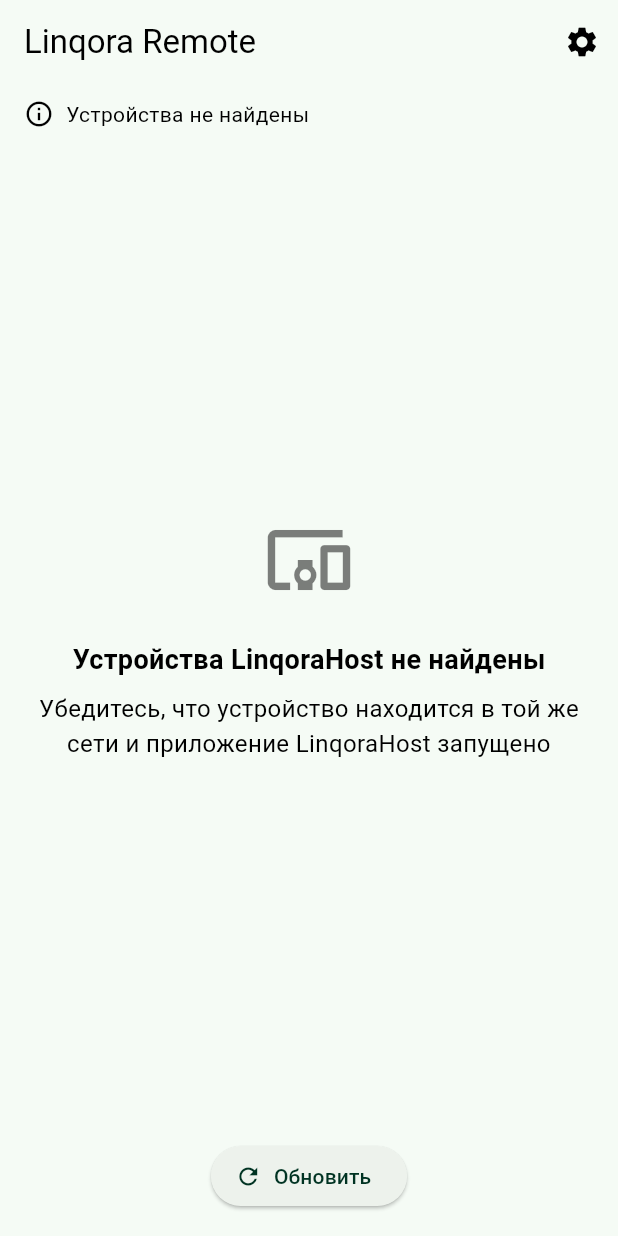
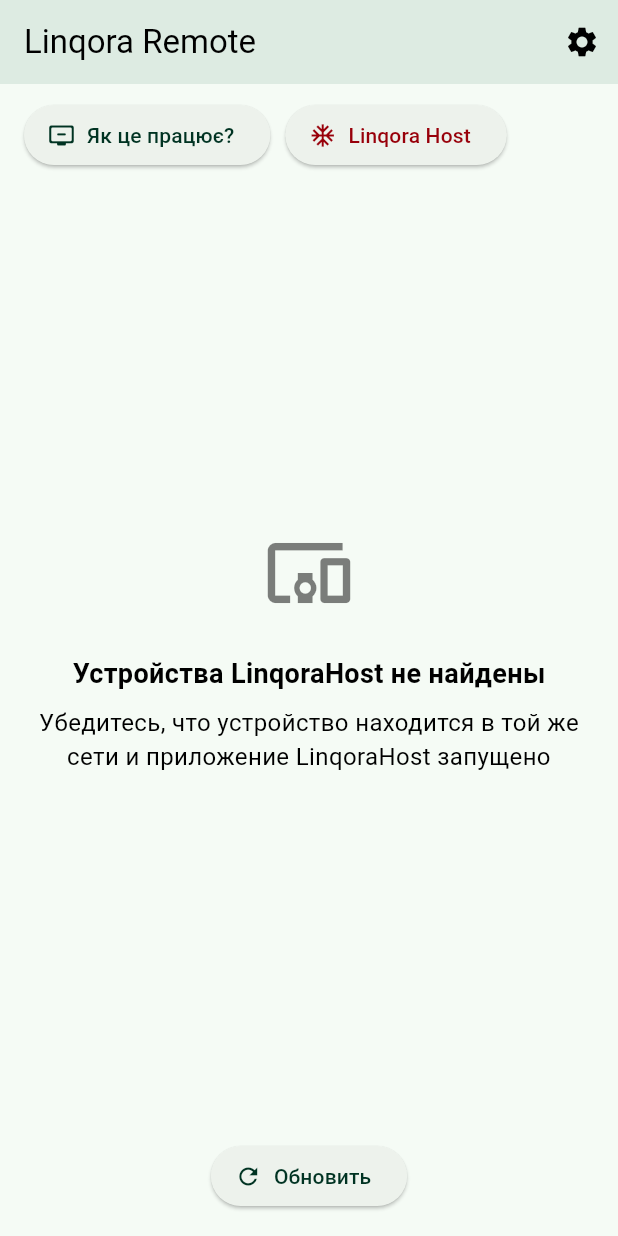
Before and after one commit to pasichDev/linqora, a Flutter app: the screen it shows after launch, on a phone screen of 412 x 824 dp. Run offline on Flutter 3.47's test engine with Material 3 defaults, Android fonts, the phone set to English and light mode, and no system bars; our stand-ins replace connectivity_plus, device_info_plus, fl_chart, flutter_local_notifications, get, get_storage and 4 more; missing offline and left inert: flutter_background_service; statements that could not run were skipped.

Commit message:
Added WIFI connection tracking. FAQ/UrlHandler

```diff
--- /dev/null
+++ b/linqoraremote/lib/core/constants/urls.dart
@@ -0,0 +1,6 @@
+const String howItWorks = "https://github.com/pasichDev/linqora-host";
+const String getLinqoraHost = "https://github.com/pasichDev/linqora-host";
+const String supportLinqora = "https://github.com/pasichDev/linqora-host";
+const String sendFeedback = "https://github.com/pasichDev/linqora-host";
+const String privacy = "https://github.com/pasichDev/linqora-host";
+const String docs = "https://github.com/pasichDev/linqora-host";
--- a/linqoraremote/lib/presentation/pages/device_auth_page.dart
+++ b/linqoraremote/lib/presentation/pages/device_auth_page.dart
@@ -3,6 +3,9 @@
 import 'package:linqoraremote/presentation/controllers/auth_controller.dart';
 import 'package:linqoraremote/presentation/widgets/app_bar.dart';
 import 'package:loading_animation_widget/loading_animation_widget.dart';
+
+import '../../core/constants/urls.dart';
+import '../../core/utils/lauch_url.dart';
 
 class DeviceAuthPage extends StatefulWidget {
   const DeviceAuthPage({super.key});
@@ -18,9 +21,6 @@
   void initState() {
     super.initState();
     authController = Get.find<AuthController>();
-    WidgetsBinding.instance.addPostFrameCallback(
-      (_) => authController.startDiscovery(),
-    );
   }
 
   @override
@@ -32,11 +32,21 @@
           padding: const EdgeInsets.symmetric(horizontal: 16.0),
           child: Column(
             children: [
-              _buildStatusBar(),
+              SizedBox(height: 10),
+              Obx(() {
+                return authController.authStatus.value !=
+                            AuthStatus.pendingAuth &&
+                        authController.authStatus.value != AuthStatus.connecting
+                    ? _buildFAQ()
+                    : SizedBox.shrink();
+              }),
+
               SizedBox(height: 10),
               Expanded(
                 child: Obx(() {
                   switch (authController.authStatus.value) {
+                    case AuthStatus.noWifi:
+                      return _buildNoWifi();
                     case AuthStatus.pendingAuth:
                       return _buildAuthPendingView();
                     case AuthStatus.connecting:
@@ -51,7 +61,11 @@
                   }
                 }),
               ),
-              _buildActionButton(),
+              Obx(() {
+                return authController.isWifiConnections.value
+                    ? _buildActionButton()
+                    : SizedBox.shrink();
+              }),
             ],
           ),
         ),
@@ -59,38 +73,55 @@
     );
   }
 
-  Widget _buildStatusBar() {
-    return Obx(() {
-      if (authController.statusMessage.value.isNotEmpty) {
-        return Container(
-          padding: const EdgeInsets.symmetric(vertical: 10, horizontal: 0),
-          decoration: BoxDecoration(borderRadius: BorderRadius.circular(8)),
-          child: Row(
+  Widget _buildNoWifi() {
+    return Center(
+      child: Column(
+        mainAxisAlignment: MainAxisAlignment.center,
         children: [
           Icon(
-                authController.authStatus.value == AuthStatus.scanning
-                    ? Icons.search
-                    : authController.authStatus.value == AuthStatus.connecting
-                    ? Icons.sync
-                    : Icons.info_outline,
-                size: 20,
-                color: Theme.of(context).colorScheme.onSurfaceVariant,
+            Icons.wifi_off,
+            size: 60,
+            color: Theme.of(context).colorScheme.error,
           ),
-              const SizedBox(width: 8),
-              Expanded(
-                child: Text(
-                  authController.statusMessage.value,
-                  style: TextStyle(
-                    color: Theme.of(context).colorScheme.onSurfaceVariant,
+          const SizedBox(height: 24),
+          const Text(
+            'Нет подключения к Wi-Fi',
+            style: TextStyle(fontSize: 18, fontWeight: FontWeight.bold),
           ),
-                ),
+          const SizedBox(height: 8),
+          const Text(
+            'Пожалуйста, подключитесь к Wi-Fi и попробуйте снова',
+            style: TextStyle(fontSize: 16),
+            textAlign: TextAlign.center,
           ),
         ],
       ),
     );
   }
-      return const SizedBox.shrink();
-    });
+
+  Widget _buildFAQ() {
+    return Row(
+      children: [
+        ElevatedButton.icon(
+          onPressed: () {
+            launchUrlHandler(howItWorks);
+          },
+          icon: const Icon(Icons.remove_from_queue_rounded),
+          label: const Text('Як це працює?'),
+        ),
+        SizedBox(width: 10),
+        ElevatedButton.icon(
+          onPressed: () {
+            launchUrlHandler(getLinqoraHost);
+          },
+          style: ElevatedButton.styleFrom(
+            foregroundColor: Theme.of(context).colorScheme.errorContainer,
+          ),
+          icon: const Icon(Icons.ac_unit),
+          label: const Text('Linqora Host'),
+        ),
+      ],
+    );
   }
 
   Widget _buildScanningView() {
@@ -206,7 +237,9 @@
               Icon(
                 Icons.devices_other,
                 size: 60,
-                color: Theme.of(context).colorScheme.onSurface.withOpacity(0.5),
+                color: Theme.of(
+                  context,
+                ).colorScheme.onSurface.withValues(alpha: 0.5),
               ),
               const SizedBox(height: 24),
               const Text(
@@ -248,7 +281,7 @@
                 style: TextStyle(
                   color: Theme.of(
                     context,
-                  ).colorScheme.onSurface.withOpacity(0.6),
+                  ).colorScheme.onSurface.withValues(alpha: 0.6),
                 ),
               ),
               trailing: IconButton(
--- a/linqoraremote/lib/presentation/widgets/app_bar.dart
+++ b/linqoraremote/lib/presentation/widgets/app_bar.dart
@@ -10,6 +10,7 @@
   Widget build(BuildContext context) {
     return AppBar(
       title: const Text('Linqora Remote'),
+      elevation: 7,
       actions: [
         IconButton(
           onPressed: () => Get.toNamed(AppRoutes.SETTINGS),
--- a/linqoraremote/pubspec.yaml
+++ b/linqoraremote/pubspec.yaml
@@ -27,6 +27,7 @@
   flutter_local_notifications: ^19.2.0
   permission_handler: ^12.0.0+1
   package_info_plus: ^8.3.0
+  connectivity_plus: ^6.1.4
 dev_dependencies:
   flutter_lints: ^5.0.0
   build_runner: ^2.4.0
```
Also changed, not shown: linqoraremote/lib/core/utils/lauch_url.dart (added, +11 -0 lines), linqoraremote/lib/presentation/controllers/auth_controller.dart (+41 -18 lines), linqoraremote/lib/presentation/pages/settings_page.dart (+8 -13 lines), linqoraremote/pubspec.lock. Lines whose indentation alone changed are shown as unchanged.
